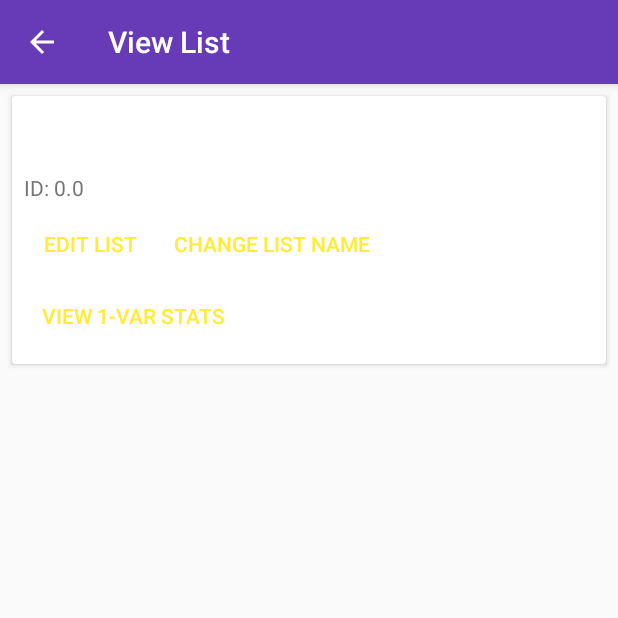
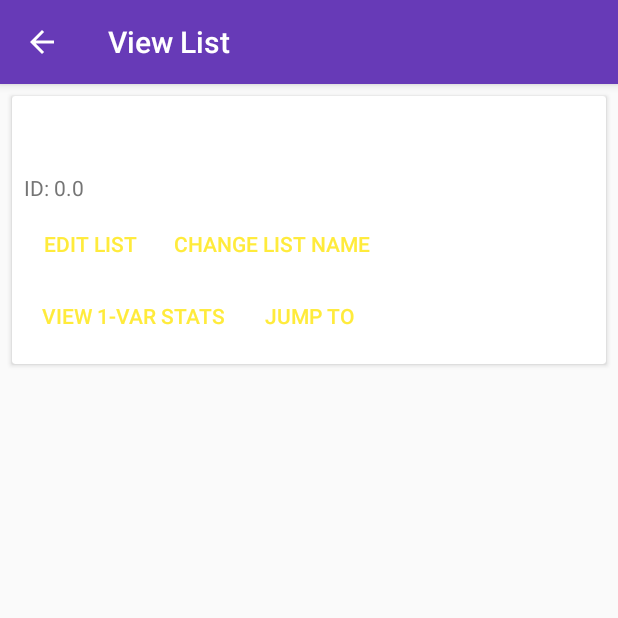
Before and after one commit to JohnGJackson0/GoStat, an Android app: the ViewSingleListActivity screen opened directly, with no data from a screen before it, on a phone screen of 412 x 824 dp, the top half of it. Run offline under Robolectric (Android 15) with nearby library versions, the phone set to English and light mode, and no system bars; our stand-ins replace Room's generated code; libraries missing offline, so code that uses them is left out: android.arch.paging; 3 statements that could not run were skipped.

Commit message:
add Jump To button in View Single List Activity

```diff
--- a/app/src/main/java/com/example/jgjio_desktop/gostats/ViewSingleListViewModel.java
+++ b/app/src/main/java/com/example/jgjio_desktop/gostats/ViewSingleListViewModel.java
@@ -12,7 +12,6 @@ public class ViewSingleListViewModel extends AndroidViewModel {
 
     public ViewSingleListViewModel (Application application) {
         super(application);
-
         mRepository = new AppRepository(application);
     }
 
--- a/app/src/main/res/layout/content_view_single_list.xml
+++ b/app/src/main/res/layout/content_view_single_list.xml
@@ -29,15 +29,15 @@
                 android:layout_height="wrap_content"
                 android:layout_alignParentStart="true"
                 android:layout_alignParentTop="true"
-                android:textSize="32sp"
-                android:textColor="@color/primary_text"/>
+                android:textColor="@color/primary_text"
+                android:textSize="32sp" />
 
             <TextView
                 android:id="@+id/listId"
                 android:layout_width="match_parent"
                 android:layout_height="wrap_content"
                 android:layout_below="@id/listName"
-                android:textColor="@color/secondary_text"/>
+                android:textColor="@color/secondary_text" />
 
             <RelativeLayout
                 android:layout_width="match_parent"
@@ -47,26 +47,36 @@
 
                 <Button
                     android:id="@+id/editList"
+                    style="@style/Widget.AppCompat.Button.Borderless.Colored"
                     android:layout_width="wrap_content"
                     android:layout_height="wrap_content"
-                    android:text="@string/edit_list_button_label"
-                    style= "@style/Widget.AppCompat.Button.Borderless.Colored"/>
+                    android:text="@string/edit_list_button_label" />
 
                 <Button
+                    android:id="@+id/change_list_name"
+                    style="@style/Widget.AppCompat.Button.Borderless.Colored"
                     android:layout_width="wrap_content"
                     android:layout_height="wrap_content"
-                    android:id="@+id/changeListName"
                     android:layout_toEndOf="@id/editList"
-                    android:text="@string/edit_list_name_button_label"
-                    style= "@style/Widget.AppCompat.Button.Borderless.Colored"/>
+                    android:text="@string/edit_list_name_button_label" />
 
                 <Button
-                    android:layout_width ="wrap_content"
+                    android:id="@+id/view_one_var_stats"
+                    style="@style/Widget.AppCompat.Button.Borderless.Colored"
+                    android:layout_width="wrap_content"
                     android:layout_height="wrap_content"
-                    android:id="@+id/view_one_var_stats"
-                    android:text="@string/view_one_variable_stats_button_label"
-                    style= "@style/Widget.AppCompat.Button.Borderless.Colored"
-                    android:layout_below="@id/editList" />
+                    android:layout_below="@id/editList"
+                    android:text="@string/view_one_variable_stats_button_label" />
+
+                <Button
+                    android:id="@+id/jump_to"
+                    style="@style/Widget.AppCompat.Button.Borderless.Colored"
+                    android:layout_width="wrap_content"
+                    android:layout_height="wrap_content"
+                    android:layout_toEndOf="@id/view_one_var_stats"
+                    android:text="@string/jump_to_button_label"
+                    android:layout_below="@id/editList"/>
+
 
             </RelativeLayout>
 
@@ -82,8 +92,8 @@
         android:layout_marginEnd="8dp"
         android:layout_marginStart="8dp"
         android:layout_marginTop="8dp"
+        app:layout_constraintBottom_toBottomOf="parent"
         app:layout_constraintEnd_toEndOf="parent"
-        app:layout_constraintBottom_toBottomOf="parent"
         app:layout_constraintTop_toBottomOf="@+id/view_meta_list_details"
         app:layout_constraintVertical_bias="0.0" />
 
--- a/app/src/main/res/values/strings.xml
+++ b/app/src/main/res/values/strings.xml
@@ -2,6 +2,7 @@
     <string name="app_name">Go Stats!</string>
     <string name="action_settings">Settings</string>
     <string name="hint_list_name">Enter a name for a list</string>
+    <string name="hint_jump_to_amount">Enter Index Number to Jump to</string>
     <string name="inquire_list_name_description">Input a list name. This name will later be used to identify the list for functions.</string>
     <string name="no_list_data_message">You currently do not have a list, press the + icon on bottom right of screen to start.</string>
     <string name="title_activity_editable_list">EditableListActivity</string>
@@ -18,11 +19,13 @@
     <string name="edit_list_button_label">Edit List</string>
     <string name="edit_list_name_button_label">Change List Name</string>
     <string name="view_one_variable_stats_button_label">View 1-var Stats</string>
+    <string name = "jump_to_button_label">Jump To</string>
 
     <string name="edit_list_menu_lable">Edit List</string>
     <string name="view_list_menu_lable">View List</string>
     <string name="delete_list_menu_lable">Delete List</string>
     <string name="summary_statistics_menu_lable">Summary Statistics</string>
+
 
     //Titles
     <string name="select_list_title_for_summary_statistics">List Selection</string>
```
Also changed, not shown: app/src/main/java/com/example/jgjio_desktop/gostats/ViewSingleListActivity.java (+47 -3 lines), app/src/main/res/layout/dialog_inquire_jump_to_amount.xml (added, +24 -0 lines).
